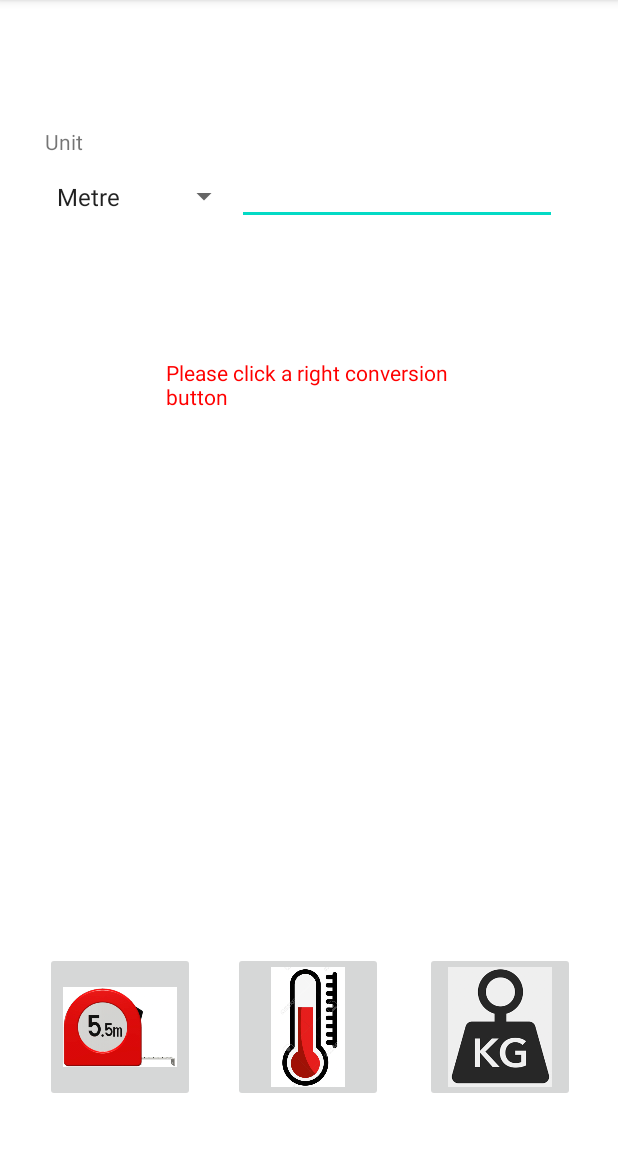
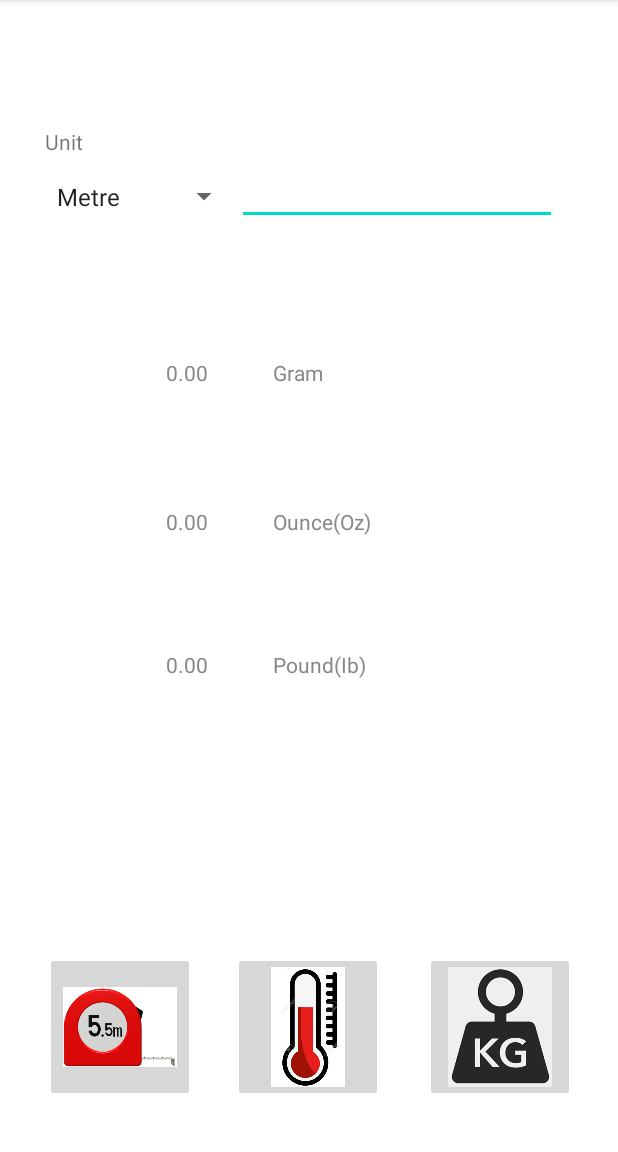
Before and after one commit to nohs733/SIT305-Task2.1P, an Android app: the screen it shows after launch (MainActivity), after a tap on "TODO", on a phone screen of 412 x 824 dp, the part 84-1236 px from its top. Run offline under Robolectric (Android 15) with nearby library versions, the phone set to English and light mode, and no system bars; 1 statement that could not run was skipped.

Commit message:
Task2.1P

```diff
--- a/app/src/main/java/com/example/task21p/MainActivity.java
+++ b/app/src/main/java/com/example/task21p/MainActivity.java
@@ -3,6 +3,7 @@ package com.example.task21p;
 import androidx.appcompat.app.AppCompatActivity;
 
 import android.graphics.Color;
+import android.graphics.PorterDuff;
 import android.os.Bundle;
 import android.util.Size;
 import android.view.View;
@@ -17,7 +18,9 @@ import android.widget.Toast;
 
 import java.text.DateFormatSymbols;
 
-public class MainActivity extends AppCompatActivity {
+import static com.example.task21p.R.id.ButtonKg;
+
+public class MainActivity extends AppCompatActivity implements View.OnClickListener {
 
     Spinner spinnerUnit;
     String[] units;
@@ -34,17 +37,21 @@ public class MainActivity extends AppCompatActivity {
 
         spinnerUnit = findViewById(R.id.spinnerUnit);
         populateSpinnerUnit();
-        String[] units;
+        String[] units = new String[0];
 
-        enterMeters = (EditText)findViewById(R.id.UnitValue);
+        enterMeters = (EditText) findViewById(R.id.UnitValue);
 
         resultTextView = (TextView)findViewById(R.id.Centimeter);
         resultTextView2 = (TextView)findViewById(R.id.Foot);
         resultTextView3 = (TextView)findViewById(R.id.Inch);
 
         convertButton = (ImageButton) findViewById(R.id.ButtonMeter);
-        convertButton2 = (ImageButton) findViewById(R.id.ButtonKg);
+        convertButton2 = (ImageButton) findViewById(ButtonKg);
         convertButton3 = (ImageButton) findViewById(R.id.ButtonTem);
+
+        convertButton.setOnClickListener(this);
+        convertButton2.setOnClickListener(this);
+        convertButton3.setOnClickListener(this);
 
 
         convertButton.setOnClickListener(new View.OnClickListener() {
@@ -53,7 +60,17 @@ public class MainActivity extends AppCompatActivity {
 
                 String unit = spinnerUnit.getSelectedItem().toString();
 
-                Toast.makeText(MainActivity.this, unit + " conversion success" , Toast.LENGTH_SHORT).show();
+                if (convertButton.isPressed()) {
+
+                    //Toast.makeText(MainActivity.this, unit + " Click a right conversion", Toast.LENGTH_SHORT).show();
+
+
+                } else {
+
+                    Toast.makeText(MainActivity.this, unit + " Click a right conversion" , Toast.LENGTH_SHORT).show();
+
+                }
+
 
                 double multiple = 39.37;
                 double result = 0;
@@ -64,12 +81,7 @@ public class MainActivity extends AppCompatActivity {
                 double multiple3 = 3.28;
                 double result3 = 0;
 
-                if (enterMeters.getText().toString().equals("")) {
-                    resultTextView.setText(R.string.error_message);
-                    resultTextView.setTextColor(Color.RED);
 
-
-                } else {
                 double meterValue = Double.parseDouble(enterMeters.getText().toString());
 
                 result = meterValue * multiple;
@@ -85,7 +97,6 @@ public class MainActivity extends AppCompatActivity {
                 resultTextView3.setTextColor(Color.GRAY);
                 resultTextView3.setText(String.format("%.2f             ", result3) + "Foot");
             }
-            }
         });
 
         convertButton2.setOnClickListener(new View.OnClickListener() {
@@ -94,7 +105,16 @@ public class MainActivity extends AppCompatActivity {
 
                 String unit = spinnerUnit.getSelectedItem().toString();
 
-                Toast.makeText(MainActivity.this, unit + " conversion success" , Toast.LENGTH_SHORT).show();
+                if (convertButton2.isPressed()) {
+
+                    Toast.makeText(MainActivity.this, unit + " Click a right conversion", Toast.LENGTH_SHORT).show();
+
+
+                } else {
+
+                    Toast.makeText(MainActivity.this, unit + " Click a right conversion" , Toast.LENGTH_SHORT).show();
+
+                }
 
                 double multiple4 = 1000;
                 double result4 = 0;
@@ -105,11 +125,6 @@ public class MainActivity extends AppCompatActivity {
                 double multiple6 = 2.20;
                 double result6 = 0;
 
-                if (enterMeters.getText().toString().equals("")) {
-                    resultTextView.setText(R.string.error_message);
-                    resultTextView.setTextColor(Color.RED);
-
-                } else {
                 double meterValue = Double.parseDouble(enterMeters.getText().toString());
 
                 result4 = meterValue * multiple4;
@@ -125,7 +140,6 @@ public class MainActivity extends AppCompatActivity {
                 resultTextView3.setTextColor(Color.GRAY);
                 resultTextView3.setText(String.format("%.2f             ", result6) + "Pound(Ib)");
             }
-            }
         });
 
         convertButton3.setOnClickListener(new View.OnClickListener() {
@@ -134,7 +148,16 @@ public class MainActivity extends AppCompatActivity {
 
                 String unit = spinnerUnit.getSelectedItem().toString();
 
-                Toast.makeText(MainActivity.this, unit + " conversion success" , Toast.LENGTH_SHORT).show();
+                if (convertButton3.isPressed()) {
+
+                    Toast.makeText(MainActivity.this, unit + " Click a right conversion", Toast.LENGTH_SHORT).show();
+
+
+                } else {
+
+                    Toast.makeText(MainActivity.this, unit + " Click a right conversion" , Toast.LENGTH_SHORT).show();
+
+                }
 
                 double multiple7 = 33.8;
                 double result7 = 0;
@@ -144,12 +167,6 @@ public class MainActivity extends AppCompatActivity {
 
                 double result9 = 0;
 
-                if (enterMeters.getText().toString().equals("")) {
-                    resultTextView.setText(R.string.error_message);
-                    resultTextView.setTextColor(Color.RED);
-
-
-                } else {
                 double meterValue = Double.parseDouble(enterMeters.getText().toString());
 
                 result7 = meterValue * multiple7;
@@ -164,7 +181,6 @@ public class MainActivity extends AppCompatActivity {
                 resultTextView3.setTextColor(Color.GRAY);
                 resultTextView3.setText(String.format("", result9) + "");
             }
-            }
         });
 
     }
@@ -174,4 +190,9 @@ public class MainActivity extends AppCompatActivity {
         unitAdapter.setDropDownViewResource(android.R.layout.simple_spinner_dropdown_item);
         spinnerUnit.setAdapter(unitAdapter);
     }
+
+    @Override
+    public void onClick(View view) {
+
     }
+}
```
Lines whose indentation alone changed are shown as unchanged.
